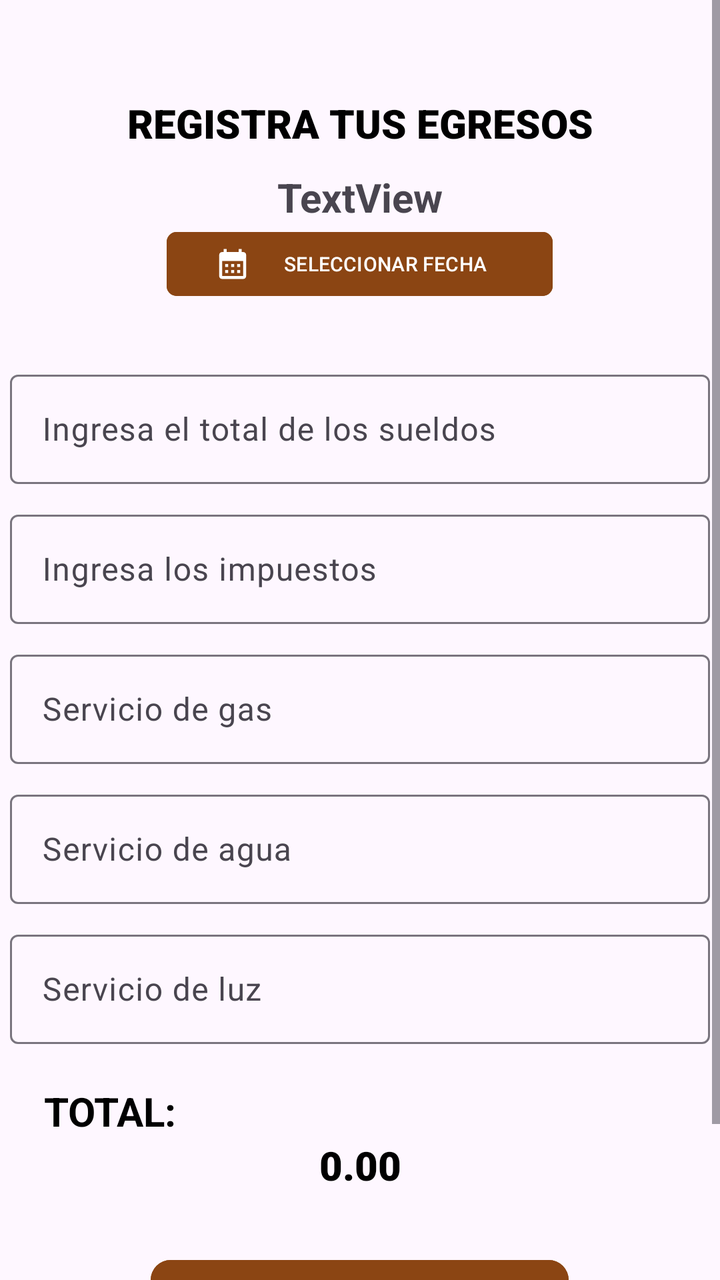
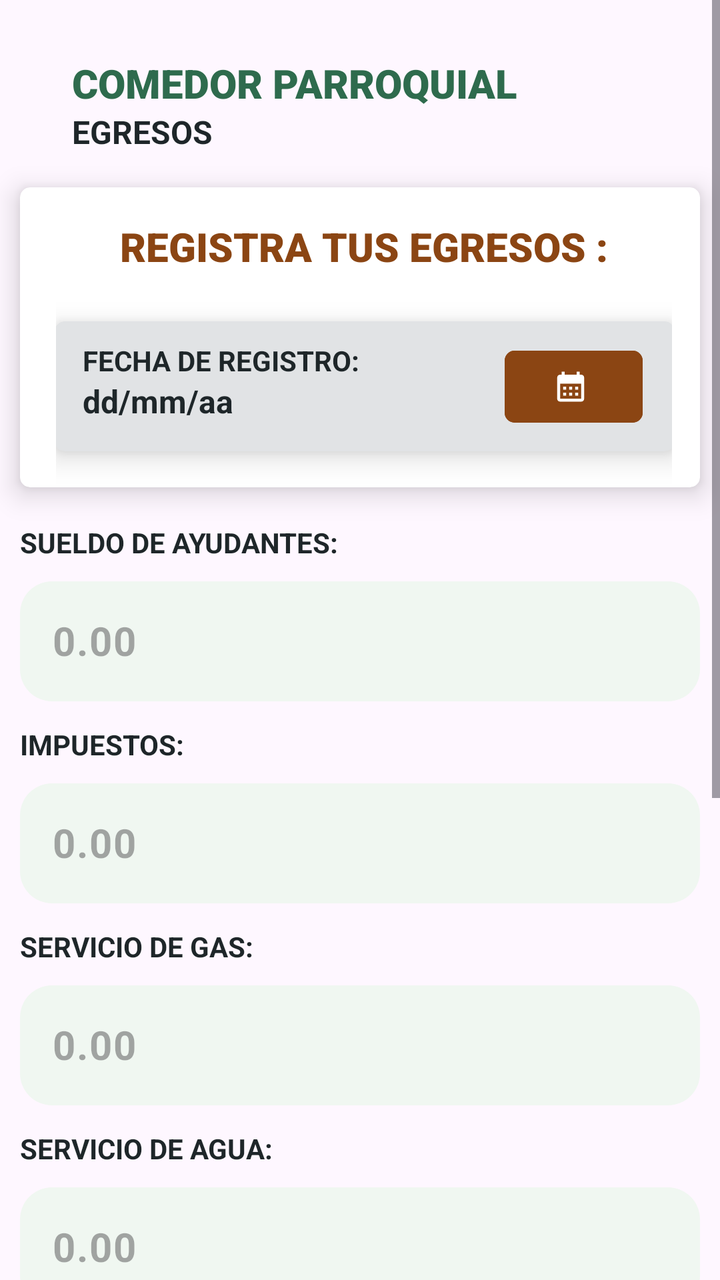

Two renders of the same Android screen: before a commit and after it. Below are the layout's source before the change and the commit's diff.
<!-- AndroidManifest.xml: application theme Theme.Checking -->
<!-- res/layout/activity_egresos.xml -->
<?xml version="1.0" encoding="utf-8"?>
<androidx.constraintlayout.widget.ConstraintLayout xmlns:android="http://schemas.android.com/apk/res/android"
    xmlns:app="http://schemas.android.com/apk/res-auto"
    xmlns:tools="http://schemas.android.com/tools"
    android:id="@+id/main"
    android:layout_width="match_parent"
    android:layout_height="match_parent"
    tools:context=".activity.EgresosActivity">

    <ScrollView
        android:layout_width="0dp"
        android:layout_height="0dp"

        app:layout_constraintBottom_toBottomOf="parent"
        app:layout_constraintEnd_toEndOf="parent"
        app:layout_constraintStart_toStartOf="parent"
        app:layout_constraintTop_toTopOf="parent">

        <LinearLayout
            android:layout_width="match_parent"
            android:layout_height="wrap_content"
            android:orientation="vertical">

            <TextView
                android:id="@+id/textView7"
                android:layout_width="match_parent"
                android:layout_height="wrap_content"
                android:layout_marginTop="48dp"
                android:fontFamily="sans-serif-black"
                android:text="REGISTRA TUS EGRESOS"
                android:textAlignment="center"
                android:textColor="@color/black"
                android:textSize="20sp"
                android:textStyle="bold" />

            <TextView
                android:id="@+id/txt_fechaEgresos"
                android:layout_width="match_parent"
                android:layout_height="wrap_content"
                android:layout_gravity="center_horizontal"
                android:layout_marginTop="10dp"
                android:text="TextView"
                android:textAlignment="center"
                android:textSize="20sp"
                android:textStyle="bold" />

            <Button
                android:id="@+id/btn_seleccionarFechaEgresos"
                android:layout_width="193dp"
                android:layout_height="40dp"
                android:layout_gravity="center_horizontal"
                android:backgroundTint="@color/mi_marron"
                android:text="@string/tv_selecciondefecha"
                android:textSize="10sp"
                app:cornerRadius="5dp"
                app:icon="@drawable/icono_calendario"
                tools:ignore="TouchTargetSizeCheck" />

            <com.google.android.material.textfield.TextInputLayout
                android:layout_width="350dp"
                android:layout_height="60dp"
                android:layout_marginTop="30dp"
                android:layout_gravity="center_horizontal">

                <com.google.android.material.textfield.TextInputEditText
                    android:id="@+id/txt_sueldoAyudantes"
                    android:layout_width="350dp"
                    android:layout_height="wrap_content"
                    android:hint="Ingresa el total de los sueldos" />
            </com.google.android.material.textfield.TextInputLayout>

            <com.google.android.material.textfield.TextInputLayout
                android:layout_width="350dp"
                android:layout_height="60dp"
                android:layout_marginTop="10dp"
                android:layout_gravity="center_horizontal">

                <com.google.android.material.textfield.TextInputEditText
                    android:id="@+id/txt_impuestos"
                    android:layout_width="350dp"
                    android:layout_height="wrap_content"
                    android:hint="Ingresa los impuestos" />
            </com.google.android.material.textfield.TextInputLayout>

            <com.google.android.material.textfield.TextInputLayout
                android:layout_width="350dp"
                android:layout_height="60dp"
                android:layout_marginTop="10dp"
                android:layout_gravity="center_horizontal">

                <com.google.android.material.textfield.TextInputEditText
                    android:id="@+id/txt_servicioGas"
                    android:layout_width="350dp"
                    android:layout_height="wrap_content"
                    android:hint="Servicio de gas" />
            </com.google.android.material.textfield.TextInputLayout>

            <com.google.android.material.textfield.TextInputLayout
                android:layout_width="350dp"
                android:layout_height="60dp"
                android:layout_marginTop="10dp"
                android:layout_gravity="center_horizontal">

                <com.google.android.material.textfield.TextInputEditText
                    android:id="@+id/txt_servicioAgua"
                    android:layout_width="350dp"
                    android:layout_height="wrap_content"
                    android:hint="Servicio de agua" />
            </com.google.android.material.textfield.TextInputLayout>

            <com.google.android.material.textfield.TextInputLayout
                android:layout_width="350dp"
                android:layout_height="60dp"
                android:layout_marginTop="10dp"
                android:layout_gravity="center_horizontal">

                <com.google.android.material.textfield.TextInputEditText
                    android:id="@+id/txt_servicioLuz"
                    android:layout_width="350dp"
                    android:layout_height="wrap_content"
                    android:hint="Servicio de luz" />
            </com.google.android.material.textfield.TextInputLayout>

            <TextView
                android:id="@+id/textView9"
                android:layout_width="match_parent"
                android:layout_height="wrap_content"
                android:layout_marginTop="20dp"
                android:layout_marginHorizontal="22dp"
                android:text="TOTAL:"
                android:textColor="@color/black"
                android:textSize="20sp"
                android:textStyle="bold" />

            <TextView
                android:id="@+id/txt_totalEgresos"
                android:layout_width="match_parent"
                android:layout_height="wrap_content"
                android:layout_gravity="center_horizontal"
                android:fontFamily="sans-serif-black"
                android:text="0.00"
                android:textAlignment="center"
                android:textColor="@color/black"
                android:textSize="20sp" />

            <Button
                android:id="@+id/btn_registroEgresos"
                android:layout_width="209dp"
                android:layout_height="51dp"
                android:layout_gravity="center_horizontal"
                android:layout_marginTop="30dp"
                android:backgroundTint="@color/mi_marron"
                android:text="REGISTRAR"
                android:textAlignment="center"
                android:textColor="@color/white"
                android:textSize="16sp"
                android:textStyle="bold"
                app:cornerRadius="10dp" />

            <Button
                android:id="@+id/btn_backMainEgresos"
                android:layout_width="209dp"
                android:layout_height="51dp"
                android:layout_gravity="center_horizontal"
                android:layout_marginTop="1dp"
                android:backgroundTint="@color/mi_marron"
                android:text="REGRESAR"
                android:textAlignment="center"
                android:textSize="16sp"
                android:textStyle="bold"
                app:cornerRadius="10dp" />

        </LinearLayout>
    </ScrollView>
</androidx.constraintlayout.widget.ConstraintLayout>
<!-- resources referenced by this layout -->
<resources>
  <color name="black">#FF000000</color>
  <color name="mi_marron">#8B4513</color>
  <color name="white">#FFFFFFFF</color>
  <!-- drawable icono_calendario (drawable) -->
  <vector xmlns:android="http://schemas.android.com/apk/res/android" android:height="24dp" android:tint="#FFFFFF" android:viewportHeight="24" android:viewportWidth="24" android:width="24dp">
        
      <path android:fillColor="@android:color/white" android:pathData="M19,4h-1V2h-2v2H8V2H6v2H5C3.89,4 3.01,4.9 3.01,6L3,20c0,1.1 0.89,2 2,2h14c1.1,0 2,-0.9 2,-2V6C21,4.9 20.1,4 19,4zM19,20H5V10h14V20zM9,14H7v-2h2V14zM13,14h-2v-2h2V14zM17,14h-2v-2h2V14zM9,18H7v-2h2V18zM13,18h-2v-2h2V18zM17,18h-2v-2h2V18z"/>
      
  </vector>
  <string name="tv_selecciondefecha">SELECCIONAR FECHA</string>
  <style name="Theme.Checking" parent="Base.Theme.Checking" />
  <style name="Base.Theme.Checking" parent="Theme.Material3.DayNight.NoActionBar">
          
          
      </style>
</resources>

<!-- the commit's change to res/layout/activity_egresos.xml (unified diff, before → after) -->
@@ -1,5 +1,6 @@
 <?xml version="1.0" encoding="utf-8"?>
-<androidx.constraintlayout.widget.ConstraintLayout xmlns:android="http://schemas.android.com/apk/res/android"
+<androidx.constraintlayout.widget.ConstraintLayout
+    xmlns:android="http://schemas.android.com/apk/res/android"
     xmlns:app="http://schemas.android.com/apk/res-auto"
     xmlns:tools="http://schemas.android.com/tools"
     android:id="@+id/main"
@@ -7,169 +8,496 @@
     android:layout_height="match_parent"
     tools:context=".activity.EgresosActivity">
 
+
     <ScrollView
         android:layout_width="0dp"
         android:layout_height="0dp"
-
+        android:fillViewport="true"
+        app:layout_constraintTop_toTopOf="parent"
         app:layout_constraintBottom_toBottomOf="parent"
-        app:layout_constraintEnd_toEndOf="parent"
         app:layout_constraintStart_toStartOf="parent"
-        app:layout_constraintTop_toTopOf="parent">
+        app:layout_constraintEnd_toEndOf="parent">
+
 
         <LinearLayout
             android:layout_width="match_parent"
             android:layout_height="wrap_content"
-            android:orientation="vertical">
-
-            <TextView
-                android:id="@+id/textView7"
+            android:orientation="vertical"
+            android:paddingBottom="30dp">
+
+
+            
+            
+            
+
+            <TextView
                 android:layout_width="match_parent"
                 android:layout_height="wrap_content"
-                android:layout_marginTop="48dp"
+                android:layout_marginStart="36dp"
+                android:layout_marginTop="28dp"
+                android:layout_marginEnd="36dp"
                 android:fontFamily="sans-serif-black"
-                android:text="REGISTRA TUS EGRESOS"
-                android:textAlignment="center"
-                android:textColor="@color/black"
+                android:text="COMEDOR PARROQUIAL"
+                android:textColor="@color/mi_principal"
                 android:textSize="20sp"
                 android:textStyle="bold" />
 
-            <TextView
-                android:id="@+id/txt_fechaEgresos"
+
+            <TextView
                 android:layout_width="match_parent"
                 android:layout_height="wrap_content"
+                android:layout_marginStart="36dp"
+                android:layout_marginEnd="36dp"
+                android:text="EGRESOS"
+                android:textColor="@color/mi_cuarto"
+                android:textSize="16sp"
+                android:textStyle="bold" />
+
+
+            
+            
+            
+
+            <androidx.cardview.widget.CardView
+                android:id="@+id/cardEgresosRegistro"
+                android:layout_width="340dp"
+                android:layout_height="150dp"
+                android:layout_gravity="center_horizontal"
+                android:layout_marginTop="17dp"
+                app:cardCornerRadius="5dp"
+                app:cardElevation="8dp">
+
+
+                <androidx.constraintlayout.widget.ConstraintLayout
+                    android:layout_width="match_parent"
+                    android:layout_height="match_parent"
+                    android:paddingStart="18dp"
+                    android:paddingEnd="14dp">
+
+
+                    <TextView
+                        android:id="@+id/txtTituloRegistroEgreso"
+                        android:layout_width="wrap_content"
+                        android:layout_height="wrap_content"
+                        android:layout_marginTop="16dp"
+                        android:fontFamily="sans-serif-black"
+                        android:text="REGISTRA TUS EGRESOS :"
+                        android:textColor="@color/mi_marron"
+                        android:textSize="20sp"
+                        android:textStyle="bold"
+                        app:layout_constraintEnd_toEndOf="parent"
+                        app:layout_constraintStart_toStartOf="parent"
+                        app:layout_constraintTop_toTopOf="parent" />
+
+
+                    
+
+                    <androidx.cardview.widget.CardView
+                        android:id="@+id/cardFechaEgresos"
+                        android:layout_width="310dp"
+                        android:layout_height="65dp"
+                        android:layout_marginTop="24dp"
+                        app:cardBackgroundColor="@color/material_dynamic_neutral90"
+                        app:cardCornerRadius="5dp"
+                        app:cardElevation="8dp"
+                        app:layout_constraintEnd_toEndOf="parent"
+                        app:layout_constraintStart_toStartOf="parent"
+                        app:layout_constraintTop_toBottomOf="@id/txtTituloRegistroEgreso">
+
+
+                        <androidx.constraintlayout.widget.ConstraintLayout
+                            android:layout_width="match_parent"
+                            android:layout_height="match_parent">
+
+
+                            <TextView
+                                android:id="@+id/txtTituloFechaEgresos"
+                                android:layout_width="wrap_content"
+                                android:layout_height="wrap_content"
+                                android:layout_marginStart="14dp"
+                                android:layout_marginTop="10dp"
+                                android:text="FECHA DE REGISTRO:"
+                                android:textColor="@color/mi_cuarto"
+                                android:textSize="14sp"
+                                android:textStyle="bold"
+                                app:layout_constraintStart_toStartOf="parent"
+                                app:layout_constraintTop_toTopOf="parent" />
+
+
+                            <TextView
+                                android:id="@+id/txt_fechaEgresos"
+                                android:layout_width="wrap_content"
+                                android:layout_height="wrap_content"
+                                android:text="dd/mm/aa"
+                                android:textColor="@color/mi_cuarto"
+                                android:textSize="16sp"
+                                android:textStyle="bold"
+                                app:layout_constraintStart_toStartOf="@id/txtTituloFechaEgresos"
+                                app:layout_constraintTop_toBottomOf="@id/txtTituloFechaEgresos" />
+
+
+                            <Button
+                                android:id="@+id/btn_seleccionarFechaEgresos"
+                                android:layout_width="69dp"
+                                android:layout_height="44dp"
+                                android:layout_marginEnd="16dp"
+                                android:backgroundTint="@color/mi_marron"
+                                app:cornerRadius="5dp"
+                                app:icon="@drawable/icono_calendario"
+                                app:iconTint="@color/white"
+                                app:layout_constraintBottom_toBottomOf="parent"
+                                app:layout_constraintEnd_toEndOf="parent"
+                                app:layout_constraintTop_toTopOf="parent"
+                                tools:ignore="TouchTargetSizeCheck,SpeakableTextPresentCheck" />
+
+
+                        </androidx.constraintlayout.widget.ConstraintLayout>
+
+                    </androidx.cardview.widget.CardView>
+
+
+                </androidx.constraintlayout.widget.ConstraintLayout>
+
+            </androidx.cardview.widget.CardView>
+
+
+            
+            
+            
+
+            <TextView
+                android:layout_width="340dp"
+                android:layout_height="wrap_content"
+                android:layout_gravity="center_horizontal"
+                android:layout_marginTop="18dp"
+                android:text="SUELDO DE AYUDANTES:"
+                android:textColor="@color/mi_cuarto"
+                android:textStyle="bold" />
+
+
+            <com.google.android.material.textfield.TextInputLayout
+                android:layout_width="340dp"
+                android:layout_height="60dp"
                 android:layout_gravity="center_horizontal"
                 android:layout_marginTop="10dp"
-                android:text="TextView"
-                android:textAlignment="center"
-                android:textSize="20sp"
-                android:textStyle="bold" />
-
-            <Button
-                android:id="@+id/btn_seleccionarFechaEgresos"
-                android:layout_width="193dp"
-                android:layout_height="40dp"
-                android:layout_gravity="center_horizontal"
-                android:backgroundTint="@color/mi_marron"
-                android:text="@string/tv_selecciondefecha"
-                android:textSize="10sp"
-                app:cornerRadius="5dp"
-                app:icon="@drawable/icono_calendario"
-                tools:ignore="TouchTargetSizeCheck" />
-
-            <com.google.android.material.textfield.TextInputLayout
-                android:layout_width="350dp"
-                android:layout_height="60dp"
-                android:layout_marginTop="30dp"
-                android:layout_gravity="center_horizontal">
+                app:boxBackgroundColor="#F0F7F1"
+                app:boxBackgroundMode="filled"
+                app:boxCornerRadiusTopStart="16dp"
+                app:boxCornerRadiusTopEnd="16dp"
+                app:boxCornerRadiusBottomStart="16dp"
+                app:boxCornerRadiusBottomEnd="16dp"
+                app:boxStrokeWidth="0dp"
+                app:boxStrokeWidthFocused="0dp"
+                app:prefixText="S/. "
+                app:prefixTextColor="@color/mi_principal"
+                app:hintEnabled="false">
+
 
                 <com.google.android.material.textfield.TextInputEditText
                     android:id="@+id/txt_sueldoAyudantes"
-                    android:layout_width="350dp"
-                    android:layout_height="wrap_content"
-                    android:hint="Ingresa el total de los sueldos" />
+                    android:layout_width="match_parent"
+                    android:layout_height="match_parent"
+                    android:hint="0.00"
+                    android:inputType="numberDecimal"
+                    android:textColor="@color/mi_cuarto"
+                    android:textSize="20sp"
+                    android:textStyle="bold"  />
+
+
             </com.google.android.material.textfield.TextInputLayout>
 
+
+            
+            
+            
+
+            <TextView
+                android:layout_width="340dp"
+                android:layout_height="wrap_content"
+                android:layout_gravity="center_horizontal"
+                android:layout_marginTop="12dp"
+                android:text="IMPUESTOS:"
+                android:textColor="@color/mi_cuarto"
+                android:textStyle="bold" />
+
+
             <com.google.android.material.textfield.TextInputLayout
-                android:layout_width="350dp"
+                android:layout_width="340dp"
                 android:layout_height="60dp"
+                android:layout_gravity="center_horizontal"
                 android:layout_marginTop="10dp"
-                android:layout_gravity="center_horizontal">
+                app:boxBackgroundColor="#F0F7F1"
+                app:boxBackgroundMode="filled"
+                app:boxCornerRadiusTopStart="16dp"
+                app:boxCornerRadiusTopEnd="16dp"
+                app:boxCornerRadiusBottomStart="16dp"
+                app:boxCornerRadiusBottomEnd="16dp"
+                app:boxStrokeWidth="0dp"
+                app:boxStrokeWidthFocused="0dp"
+                app:prefixText="S/. "
+                app:prefixTextColor="@color/mi_principal"
+                app:hintEnabled="false">
+
 
                 <com.google.android.material.textfield.TextInputEditText
                     android:id="@+id/txt_impuestos"
-                    android:layout_width="350dp"
-                    android:layout_height="wrap_content"
-                    android:hint="Ingresa los impuestos" />
+                    android:layout_width="match_parent"
+                    android:layout_height="match_parent"
+                    android:hint="0.00"
+                    android:inputType="numberDecimal"
+                    android:textColor="@color/mi_cuarto"
+                    android:textSize="20sp"
+                    android:textStyle="bold"/>
+
+
             </com.google.android.material.textfield.TextInputLayout>
 
+
+            
+            
+            
+
+            <TextView
+                android:layout_width="340dp"
+                android:layout_height="wrap_content"
+                android:layout_gravity="center_horizontal"
+                android:layout_marginTop="12dp"
+                android:text="SERVICIO DE GAS:"
+                android:textColor="@color/mi_cuarto"
+                android:textStyle="bold" />
+
+
             <com.google.android.material.textfield.TextInputLayout
-                android:layout_width="350dp"
+                android:layout_width="340dp"
                 android:layout_height="60dp"
+                android:layout_gravity="center_horizontal"
                 android:layout_marginTop="10dp"
-                android:layout_gravity="center_horizontal">
+                app:boxBackgroundColor="#F0F7F1"
+                app:boxBackgroundMode="filled"
+                app:boxCornerRadiusTopStart="16dp"
+                app:boxCornerRadiusTopEnd="16dp"
+                app:boxCornerRadiusBottomStart="16dp"
+                app:boxCornerRadiusBottomEnd="16dp"
+                app:boxStrokeWidth="0dp"
+                app:boxStrokeWidthFocused="0dp"
+                app:prefixText="S/. "
+                app:prefixTextColor="@color/mi_principal"
+                app:hintEnabled="false">
+
 
                 <com.google.android.material.textfield.TextInputEditText
                     android:id="@+id/txt_servicioGas"
-                    android:layout_width="350dp"
-                    android:layout_height="wrap_content"
-                    android:hint="Servicio de gas" />
+                    android:layout_width="match_parent"
+                    android:layout_height="match_parent"
+                    android:hint="0.00"
+                    android:inputType="numberDecimal"
+                    android:textColor="@color/mi_cuarto"
+                    android:textSize="20sp"
+                    android:textStyle="bold"/>
+
+
             </com.google.android.material.textfield.TextInputLayout>
 
+
+            
+            
+            
+
+            <TextView
+                android:layout_width="340dp"
+                android:layout_height="wrap_content"
+                android:layout_gravity="center_horizontal"
+                android:layout_marginTop="12dp"
+                android:text="SERVICIO DE AGUA:"
+                android:textColor="@color/mi_cuarto"
+                android:textStyle="bold" />
+
+
             <com.google.android.material.textfield.TextInputLayout
-                android:layout_width="350dp"
+                android:layout_width="340dp"
                 android:layout_height="60dp"
+                android:layout_gravity="center_horizontal"
                 android:layout_marginTop="10dp"
-                android:layout_gravity="center_horizontal">
+                app:boxBackgroundColor="#F0F7F1"
+                app:boxBackgroundMode="filled"
+                app:boxCornerRadiusTopStart="16dp"
+                app:boxCornerRadiusTopEnd="16dp"
+                app:boxCornerRadiusBottomStart="16dp"
+                app:boxCornerRadiusBottomEnd="16dp"
+                app:boxStrokeWidth="0dp"
+                app:boxStrokeWidthFocused="0dp"
+                app:prefixText="S/. "
+                app:prefixTextColor="@color/mi_principal"
+                app:hintEnabled="false">
+
 
                 <com.google.android.material.textfield.TextInputEditText
                     android:id="@+id/txt_servicioAgua"
-                    android:layout_width="350dp"
-                    android:layout_height="wrap_content"
-                    android:hint="Servicio de agua" />
+                    android:layout_width="match_parent"
+                    android:layout_height="match_parent"
+                    android:hint="0.00"
+                    android:inputType="numberDecimal"
+                    android:textColor="@color/mi_cuarto"
+                    android:textSize="20sp"
+                    android:textStyle="bold"  />
+
+
             </com.google.android.material.textfield.TextInputLayout>
 
+
+            
+            
+            
+
+            <TextView
+                android:layout_width="340dp"
+                android:layout_height="wrap_content"
+                android:layout_gravity="center_horizontal"
+                android:layout_marginTop="12dp"
+                android:text="SERVICIO DE LUZ:"
+                android:textColor="@color/mi_cuarto"
+                android:textStyle="bold" />
+
+
             <com.google.android.material.textfield.TextInputLayout
-                android:layout_width="350dp"
+                android:layout_width="340dp"
                 android:layout_height="60dp"
+                android:layout_gravity="center_horizontal"
                 android:layout_marginTop="10dp"
-                android:layout_gravity="center_horizontal">
+                app:boxBackgroundColor="#F0F7F1"
+                app:boxBackgroundMode="filled"
+                app:boxCornerRadiusTopStart="16dp"
+                app:boxCornerRadiusTopEnd="16dp"
+                app:boxCornerRadiusBottomStart="16dp"
+                app:boxCornerRadiusBottomEnd="16dp"
+                app:boxStrokeWidth="0dp"
+                app:boxStrokeWidthFocused="0dp"
+                app:prefixText="S/. "
+                app:prefixTextColor="@color/mi_principal"
+                app:hintEnabled="false">
+
 
                 <com.google.android.material.textfield.TextInputEditText
                     android:id="@+id/txt_servicioLuz"
-                    android:layout_width="350dp"
-                    android:layout_height="wrap_content"
-                    android:hint="Servicio de luz" />
+                    android:layout_width="match_parent"
+                    android:layout_height="match_parent"
+                    android:hint="0.00"
+                    android:inputType="numberDecimal"
+                    android:textColor="@color/mi_cuarto"
+                    android:textSize="20sp"
+                    android:textStyle="bold"  />
+
+
             </com.google.android.material.textfield.TextInputLayout>
 
-            <TextView
-                android:id="@+id/textView9"
-                android:layout_width="match_parent"
-                android:layout_height="wrap_content"
+
+            
+            
+            
+
+            <androidx.cardview.widget.CardView
+                android:id="@+id/cardTotalEgresos"
+                android:layout_width="340dp"
+                android:layout_height="90dp"
+                android:layout_gravity="center_horizontal"
                 android:layout_marginTop="20dp"
-                android:layout_marginHorizontal="22dp"
-                android:text="TOTAL:"
-                android:textColor="@color/black"
-                android:textSize="20sp"
-                android:textStyle="bold" />
-
-            <TextView
-                android:id="@+id/txt_totalEgresos"
-                android:layout_width="match_parent"
-                android:layout_height="wrap_content"
-                android:layout_gravity="center_horizontal"
-                android:fontFamily="sans-serif-black"
-                android:text="0.00"
-                android:textAlignment="center"
-                android:textColor="@color/black"
-                android:textSize="20sp" />
+                app:cardBackgroundColor="#FFF4F1"
+                app:cardCornerRadius="5dp"
+                app:cardElevation="8dp">
+
+
+                <androidx.constraintlayout.widget.ConstraintLayout
+                    android:layout_width="match_parent"
+                    android:layout_height="match_parent">
+
+
+                    <TextView
+                        android:id="@+id/txtTituloTotalEgresos"
+                        android:layout_width="wrap_content"
+                        android:layout_height="wrap_content"
+                        android:layout_marginStart="16dp"
+                        android:layout_marginTop="16dp"
+                        android:text="TOTAL CONSOLIDADO:"
+                        android:textColor="@color/mi_marron"
+                        android:textSize="16sp"
+                        android:textStyle="bold"
+                        app:layout_constraintStart_toStartOf="parent"
+                        app:layout_constraintTop_toTopOf="parent" />
+
+
+                    <TextView
+                        android:id="@+id/txtSimboloEgresos"
+                        android:layout_width="wrap_content"
+                        android:layout_height="wrap_content"
+                        android:layout_marginTop="8dp"
+                        android:text="S/."
+                        android:textColor="@color/mi_marron"
+                        android:textSize="24sp"
+                        android:textStyle="bold"
+                        app:layout_constraintStart_toStartOf="@id/txtTituloTotalEgresos"
+                        app:layout_constraintTop_toBottomOf="@id/txtTituloTotalEgresos" />
+
+
+                    <TextView
+                        android:id="@+id/txt_totalEgresos"
+                        android:layout_width="wrap_content"
+                        android:layout_height="wrap_content"
+                        android:layout_marginStart="8dp"
+                        android:text="0.00"
+                        android:textColor="@color/mi_marron"
+                        android:textSize="24sp"
+                        android:textStyle="bold"
+                        app:layout_constraintBottom_toBottomOf="@id/txtSimboloEgresos"
+                        app:layout_constraintStart_toEndOf="@id/txtSimboloEgresos"
+                        app:layout_constraintTop_toTopOf="@id/txtSimboloEgresos" />
+
+
+                </androidx.constraintlayout.widget.ConstraintLayout>
+
+            </androidx.cardview.widget.CardView>
+
+
+            
+            
+            
 
             <Button
                 android:id="@+id/btn_registroEgresos"
-                android:layout_width="209dp"
-                android:layout_height="51dp"
-                android:layout_gravity="center_horizontal"
-                android:layout_marginTop="30dp"
+                android:layout_width="245dp"
+                android:layout_height="50dp"
+                android:layout_gravity="center_horizontal"
+                android:layout_marginTop="16dp"
                 android:backgroundTint="@color/mi_marron"
-                android:text="REGISTRAR"
-                android:textAlignment="center"
+                android:text="REGISTRAR EGRESOS"
                 android:textColor="@color/white"
                 android:textSize="16sp"
                 android:textStyle="bold"
                 app:cornerRadius="10dp" />
 
+
+            
+            
+            
+
             <Button
                 android:id="@+id/btn_backMainEgresos"
-                android:layout_width="209dp"
-                android:layout_height="51dp"
-                android:layout_gravity="center_horizontal"
-                android:layout_marginTop="1dp"
-                android:backgroundTint="@color/mi_marron"
+                android:layout_width="245dp"
+                android:layout_height="50dp"
+                android:layout_gravity="center_horizontal"
+                android:layout_marginTop="16dp"
+                android:backgroundTint="@color/material_dynamic_neutral80"
                 android:text="REGRESAR"
-                android:textAlignment="center"
+                android:textColor="@color/mi_cuarto"
                 android:textSize="16sp"
                 android:textStyle="bold"
-                app:cornerRadius="10dp" />
+                app:cornerRadius="10dp"
+                app:icon="@android:drawable/ic_menu_revert"
+                app:iconTint="@color/black" />
+
 
         </LinearLayout>
+
     </ScrollView>
+
+
 </androidx.constraintlayout.widget.ConstraintLayout>
<!-- resource entries referenced after the edit -->
@@ -1,7 +1,9 @@
 <!-- resources referenced by this layout -->
 <resources>
   <color name="black">#FF000000</color>
+  <color name="mi_cuarto">#1E2629</color>
   <color name="mi_marron">#8B4513</color>
+  <color name="mi_principal">#2E6B4D</color>
   <color name="white">#FFFFFFFF</color>
   <!-- drawable icono_calendario (drawable) -->
   <vector xmlns:android="http://schemas.android.com/apk/res/android" android:height="24dp" android:tint="#FFFFFF" android:viewportHeight="24" android:viewportWidth="24" android:width="24dp">
@@ -9,7 +11,6 @@
       <path android:fillColor="@android:color/white" android:pathData="M19,4h-1V2h-2v2H8V2H6v2H5C3.89,4 3.01,4.9 3.01,6L3,20c0,1.1 0.89,2 2,2h14c1.1,0 2,-0.9 2,-2V6C21,4.9 20.1,4 19,4zM19,20H5V10h14V20zM9,14H7v-2h2V14zM13,14h-2v-2h2V14zM17,14h-2v-2h2V14zM9,18H7v-2h2V18zM13,18h-2v-2h2V18zM17,18h-2v-2h2V18z"/>
       
   </vector>
-  <string name="tv_selecciondefecha">SELECCIONAR FECHA</string>
   <style name="Theme.Checking" parent="Base.Theme.Checking" />
   <style name="Base.Theme.Checking" parent="Theme.Material3.DayNight.NoActionBar">
           
